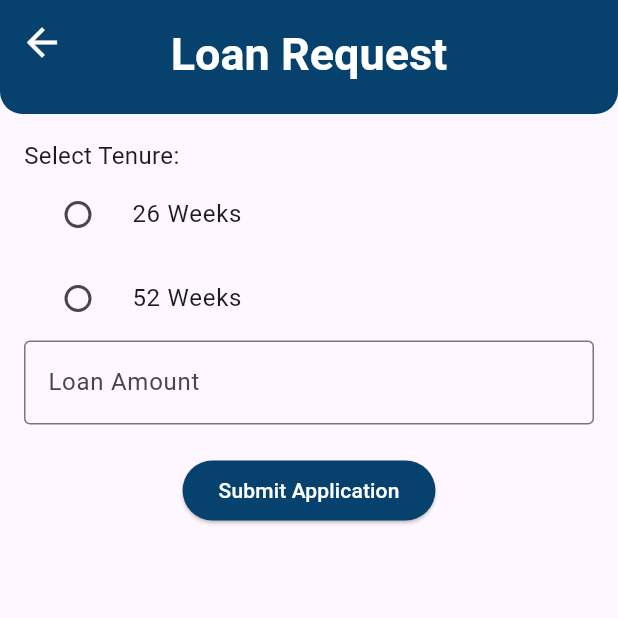
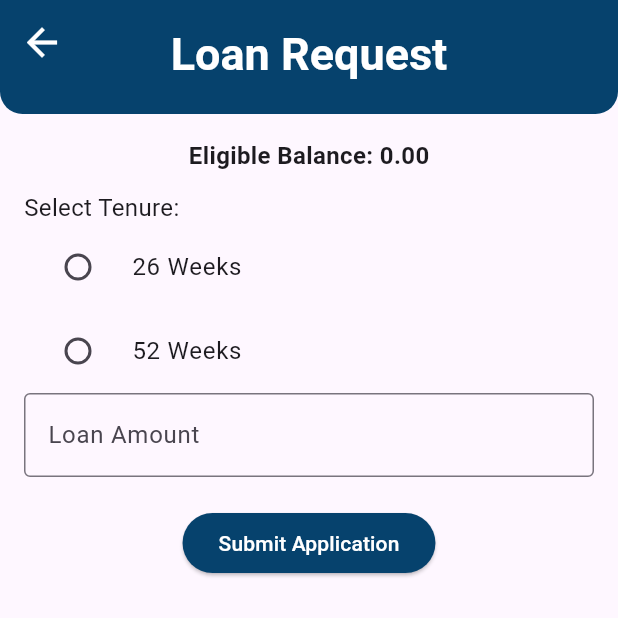
Before and after one commit to Md-Junaead/v6-Micro-Finance, a Flutter app: the LoanSaveScreen screen opened directly, on a phone screen of 412 x 824 dp, the top half of it. Run offline on Flutter 3.47's test engine with Material 3 defaults, Android fonts, the phone set to English and light mode, and no system bars; our stand-ins replace animate_do, carousel_slider, country_picker, shared_preferences; accounts and stored records are empty.

Commit message:
Loan Balance Get

```diff
--- a/lib/main.dart
+++ b/lib/main.dart
@@ -1,5 +1,5 @@
 import 'package:flutter/material.dart';
-import 'package:provider/provider.dart'; // Import Provider package
+import 'package:provider/provider.dart';
 import 'package:v1_micro_finance/configs/routes/routes.dart';
 import 'package:v1_micro_finance/configs/routes/routes_name.dart';
 import 'package:v1_micro_finance/configs/viewmodels/reg_view_model.dart';
@@ -13,8 +13,6 @@ import 'package:v1_micro_finance/screens/withdraw/profit/profit_withdraw_viewmod
 
 void main() {
   runApp(
-    // Wrap the entire app with Multi
-    //Provider to make SignupViewModel available
     MultiProvider(
       providers: [
         ChangeNotifierProvider(
@@ -44,6 +42,7 @@ class MicroFinance extends StatelessWidget {
       theme: ThemeData(
         scaffoldBackgroundColor:
             Color(0xFFFEF7FF), // Set background color globally
+
         appBarTheme: AppBarTheme(
           backgroundColor: Color(0xFF06426D), // Set AppBar color globally
         ),
--- a/lib/screens/loan/loan_save.dart
+++ b/lib/screens/loan/loan_save.dart
@@ -14,7 +14,21 @@ class LoanSaveScreen extends StatefulWidget {
 class _LoanSaveScreenState extends State<LoanSaveScreen> {
   final _formKey = GlobalKey<FormState>();
   final _amountController = TextEditingController();
-  int? _selectedTenure; // 26 or 52
+  int? _selectedTenure;
+
+  @override
+  void initState() {
+    super.initState();
+    // ─── FETCH ELIGIBLE BALANCE ON SCREEN LOAD ──────────────────────────────
+    WidgetsBinding.instance.addPostFrameCallback((_) {
+      final authVm = Provider.of<AuthViewModel>(context, listen: false);
+      final loanVm = Provider.of<LoanViewModel>(context, listen: false);
+      final userId = authVm.user?.id;
+      if (userId != null) {
+        loanVm.fetchEligibleBalance(userId); // UPDATED: trigger initial fetch
+      }
+    });
+  }
 
   @override
   void dispose() {
@@ -35,7 +49,19 @@ class _LoanSaveScreenState extends State<LoanSaveScreen> {
           key: _formKey,
           child: Column(
             children: [
-              // Tenure Selection
+              // ─── DISPLAY THE USER'S ELIGIBLE BALANCE ────────────────────────────
+              Text(
+                'Eligible Balance: '
+                '${loanViewModel.eligibleBalance?.toStringAsFixed(2) ?? '0.00'}',
+                style: const TextStyle(
+                  fontSize: 16,
+                  fontWeight: FontWeight.bold,
+                ),
+              ),
+              const SizedBox(height: 12),
+              // ───────────────────────────────────────────────────────────────────────
+
+              // Tenure Selection...
               Column(
                 crossAxisAlignment: CrossAxisAlignment.start,
                 children: [
@@ -57,7 +83,7 @@ class _LoanSaveScreenState extends State<LoanSaveScreen> {
                 ],
               ),
 
-              // Loan Amount Input
+              // Loan Amount Input...
               TextFormField(
                 controller: _amountController,
                 keyboardType: TextInputType.number,
@@ -75,15 +101,12 @@ class _LoanSaveScreenState extends State<LoanSaveScreen> {
               ),
 
               const SizedBox(height: 20),
-
-              // Submit Button
               if (loanViewModel.isLoading)
                 const CircularProgressIndicator()
               else
                 ElevatedButton(
                   style: ElevatedButton.styleFrom(
-                    backgroundColor: Color(
-                        0xFF06426D), // Set button background color to blue
+                    backgroundColor: const Color(0xFF06426D),
                   ),
                   onPressed: () async {
                     if (_formKey.currentState!.validate() &&
@@ -105,7 +128,6 @@ class _LoanSaveScreenState extends State<LoanSaveScreen> {
                       if (loanViewModel.loanSuccess) {
                         _amountController.clear();
                         setState(() => _selectedTenure = null);
-                        // Show success message
                         ScaffoldMessenger.of(context).showSnackBar(
                           const SnackBar(
                               content: Text("Loan application successful!")),
```
Also changed, not shown: lib/screens/loan/loan_view_model.dart (+59 -27 lines), 4 other files.
